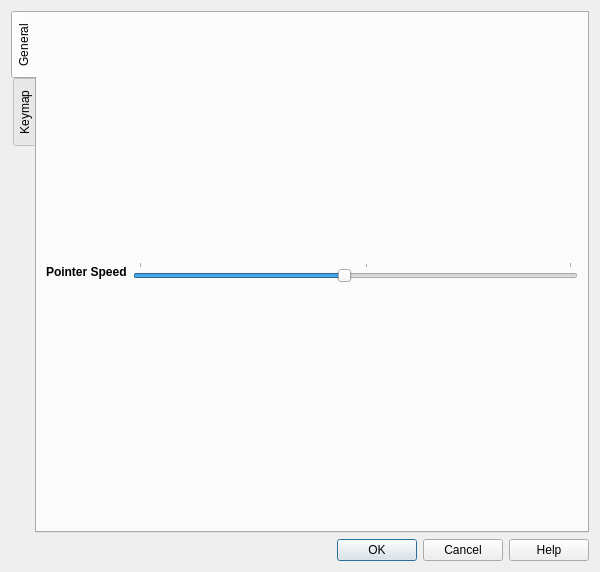
The window that src/ui/preferences.ui (kitswas/VirtualGamePad-PC) describes before a commit, drawn with Qt 5.
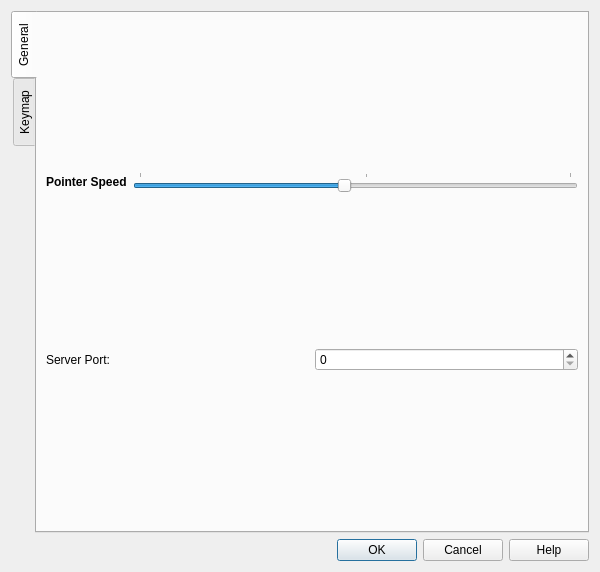
The same window after the commit. The open tabs and pages were chosen to show the change.

Commit message: Added port setting

Patch:
```diff
--- a/src/ui/preferences.ui
+++ b/src/ui/preferences.ui
@@ -62,6 +62,33 @@
          </item>
         </layout>
        </item>
+       <item>
+        <layout class="QHBoxLayout" name="horizontalLayout_port">
+         <item>
+          <widget class="QLabel" name="label_port">
+           <property name="text">
+            <string>Server Port:</string>
+           </property>
+          </widget>
+         </item>
+         <item>
+          <widget class="QSpinBox" name="portSpinBox">
+           <property name="minimum">
+            <number>0</number>
+           </property>
+           <property name="maximum">
+            <number>65535</number>
+           </property>
+           <property name="value">
+            <number>0</number>
+           </property>
+           <property name="toolTip">
+            <string>Port number for the server (1024-65535). 0 means auto.</string>
+           </property>
+          </widget>
+         </item>
+        </layout>
+       </item>
       </layout>
      </widget>
      <widget class="QWidget" name="keymapTab">
```
Left out of the diff: 2 changed lines with no effect on the pictures. The commit also changes 3 other files.
